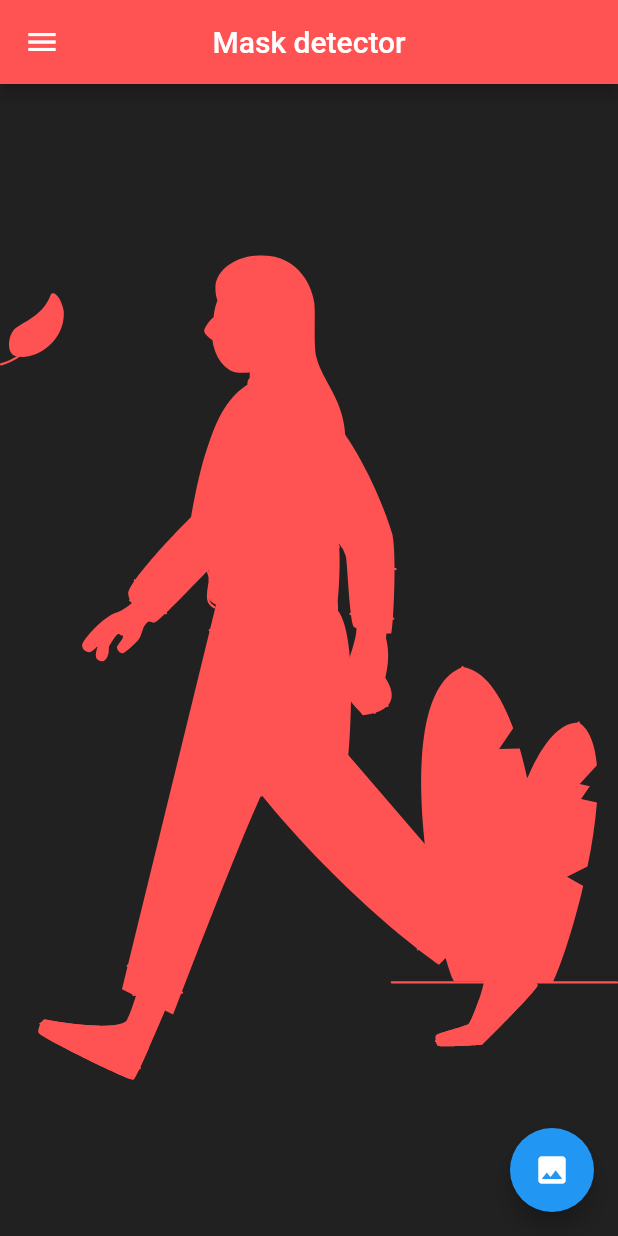
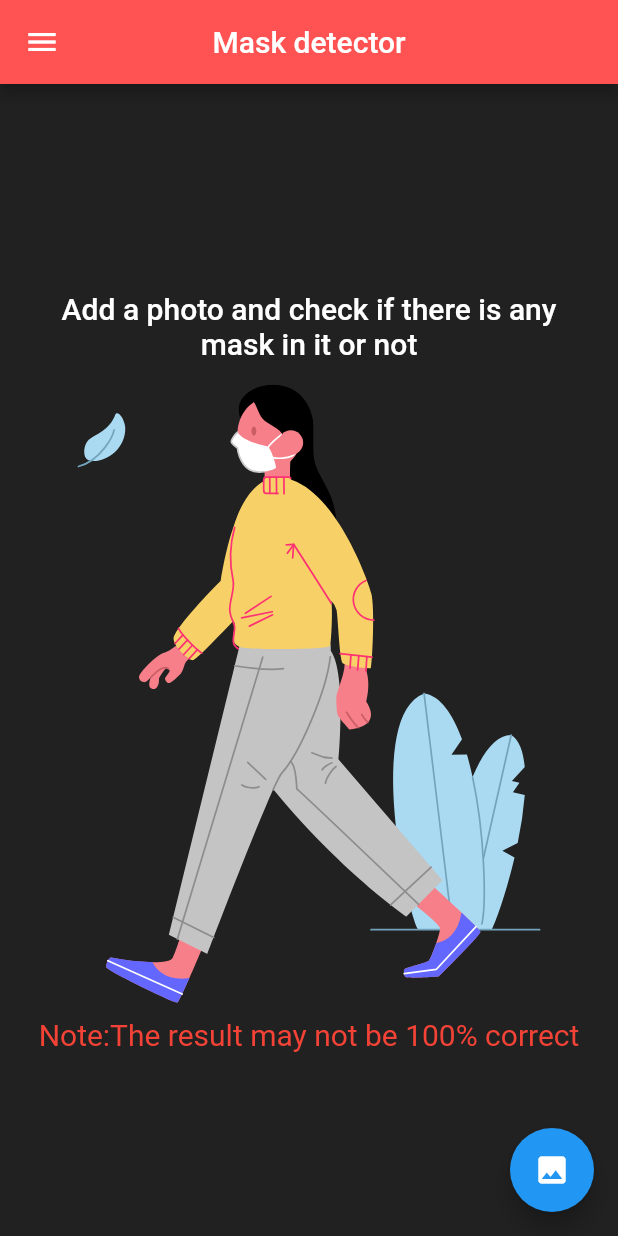
Before and after one commit to AniketSindhu/mask_detector, a Flutter app: the screen it shows after launch, on a phone screen of 412 x 824 dp. Run offline on Flutter 3.47's test engine with Material 2 defaults, Android fonts, the phone set to English and light mode, and no system bars; our stand-ins replace flutter_svg, image_picker; missing offline and left inert: tflite.

Commit message:
homepage ui done

```diff
--- a/lib/main.dart
+++ b/lib/main.dart
@@ -134,13 +134,26 @@ classifyImage(File image) async {
                         ],
                       )
                       : Container(
-                          child:SvgPicture.asset(
-                            'assets/mask-woman.svg',
-                            semanticsLabel: 'Mask woman',
-                            color: Colors.redAccent,
-                            width: MediaQuery.of(context).size.width,
-                            height: MediaQuery.of(context).size.height*0.8,
-                        )
+                        child: Column(mainAxisAlignment: MainAxisAlignment.spaceBetween,
+                          children: <Widget>[
+                            Padding(
+                              padding: const EdgeInsets.all(16.0),
+                              child: Text("Add a photo and check if there is any mask in it or not",style: TextStyle(fontSize:20,fontWeight:FontWeight.w500,color: Colors.white),textAlign: TextAlign.center,),
+                            ),
+                            Container(
+                                child:SvgPicture.asset(
+                                  'assets/mask-woman.svg',
+                                  semanticsLabel: 'Mask woman',
+                                  width: MediaQuery.of(context).size.width,
+                                  height: MediaQuery.of(context).size.height*0.5,
+                                )
+                            ),
+                            Padding(
+                              padding: const EdgeInsets.all(10.0),
+                              child: Text("Note:The result may not be 100% correct",style:TextStyle(color: Colors.red,fontSize: 20)),
+                            )
+                          ],
+                        ),
                       )
                 ],
               ),
```
